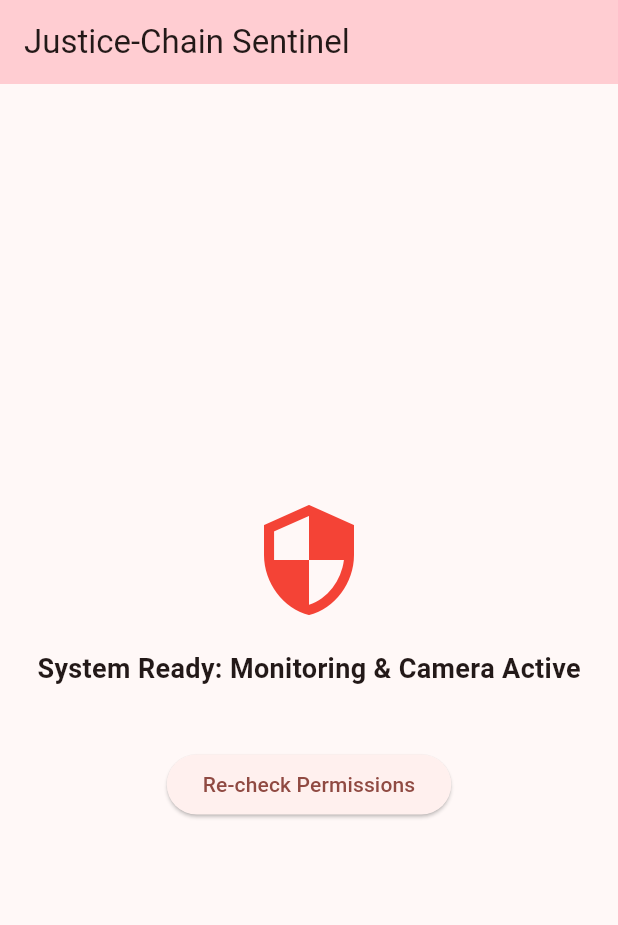
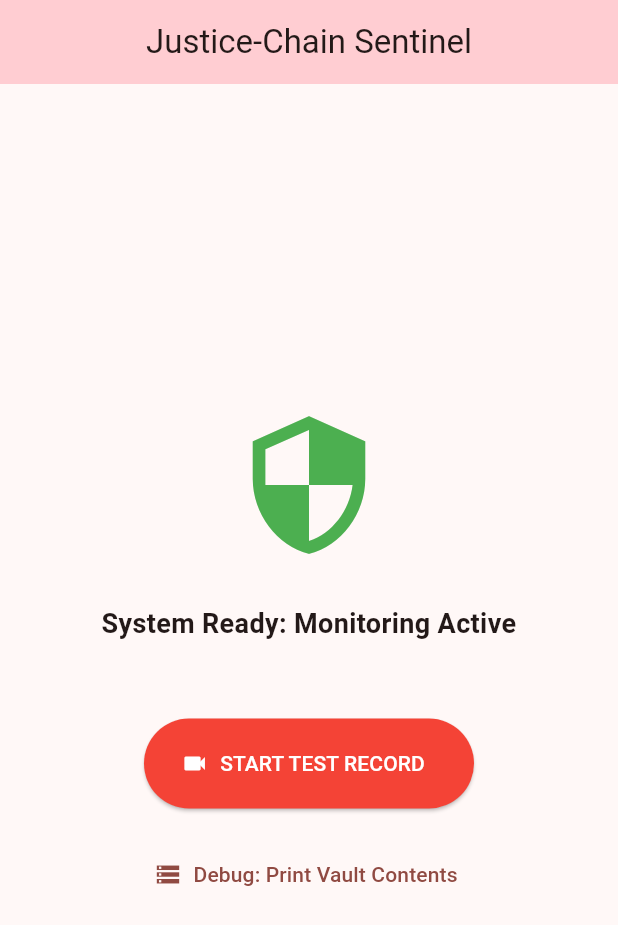
Before and after one commit to Shrijani08/Justice-Chain, a Flutter app: the screen it shows after launch, on a phone screen of 412 x 824 dp. Shown: the top 925 px of the screen. Run offline on Flutter 3.47's test engine with Material 3 defaults, Android fonts, the phone set to English and light mode, and no system bars; our stand-ins replace camera, hive, hive_flutter, logger, permission_handler, signals_flutter; accounts and stored records are empty.

Commit message:
Verified internal storage paths and confirmed SHA-256 integrity

```diff
--- /dev/null
+++ b/lib/core/app_services.dart
@@ -0,0 +1,22 @@
+import 'package:hive_flutter/hive_flutter.dart';
+import 'package:logger/logger.dart';
+
+// Global logger accessible anywhere
+final logger = Logger(
+  printer: PrettyPrinter(
+    methodCount: 0,
+    errorMethodCount: 5,
+    lineLength: 50,
+    colors: true,
+    printEmojis: true,
+  ),
+);
+
+class AppServices {
+  static Future<void> init() async {
+    logger.i("Initializing App Services...");
+    await Hive.initFlutter();
+    await Hive.openBox('vault_box'); // Our local cache for evidence info
+    logger.i("Hive and Logger ready.");
+  }
+}
--- /dev/null
+++ b/lib/logic/safety_signals.dart
@@ -0,0 +1,6 @@
+import 'package:signals_flutter/signals_flutter.dart';
+
+// Signals act as reactive variables
+final appStatus = signal<String>("Initializing...");
+final isRecording = signal<bool>(false);
+final cameraReady = signal<bool>(false);
--- a/lib/main.dart
+++ b/lib/main.dart
@@ -1,7 +1,14 @@
 import 'package:flutter/material.dart';
-import 'package:permission_handler/permission_handler.dart';
-import 'package:camera/camera.dart';
-void main() {
+import 'core/app_services.dart';
+import 'presentation/home_screen.dart';
+
+void main() async {
+  // Required to ensure Flutter is ready before calling native code (Hive/Camera)
+  WidgetsFlutterBinding.ensureInitialized();
+
+  // Step 1: Initialize Hive and Logger (from your core folder)
+  await AppServices.init();
+
   runApp(const JusticeChainApp());
 }
 
@@ -11,125 +18,14 @@ class JusticeChainApp extends StatelessWidget {
   @override
   Widget build(BuildContext context) {
     return MaterialApp(
+      debugShowCheckedModeBanner: false,
       title: 'Justice-Chain',
       theme: ThemeData(
-        colorScheme: ColorScheme.fromSeed(seedColor: Colors.red), // Emergency theme
+        colorScheme: ColorScheme.fromSeed(seedColor: Colors.red),
         useMaterial3: true,
       ),
+      // We point to our new structured Home Screen
       home: const MainSafetyScreen(),
     );
   }
 }
-
-class MainSafetyScreen extends StatefulWidget {
-  const MainSafetyScreen({super.key});
-
-  @override
-  State<MainSafetyScreen> createState() => _MainSafetyScreenState();
-}
-
-class _MainSafetyScreenState extends State<MainSafetyScreen> {
-  String _statusMessage = "Checking Permissions...";
-  CameraController? _cameraController;
-  List<CameraDescription>? _cameras;
-  bool _isCameraInitialized = false;
-
-  @override
-  void dispose() {
-    // IMPORTANT: Always dispose the controller when the app is closed
-    // to free up the camera for other apps.
-    _cameraController?.dispose();
-    super.dispose();
-  }
-
-  Future<void> _initializeCamera() async {
-    // 1. Get the list of available cameras (front, back, etc.)
-    _cameras = await availableCameras();
-
-    if (_cameras != null && _cameras!.isNotEmpty) {
-      // 2. Initialize the controller using the first camera (usually the back one)
-      // ResolutionPreset.high ensures the evidence is clear for legal use
-      _cameraController = CameraController(
-        _cameras![0],
-        ResolutionPreset.high,
-        enableAudio: true, // Critical for capturing distress audio
-      );
-
-      try {
-        await _cameraController!.initialize();
-        setState(() {
-          _isCameraInitialized = true;
-          _statusMessage = "System Ready: Monitoring & Camera Active";
-        });
-      } catch (e) {
-        setState(() {
-          _statusMessage = "Camera Error: $e";
-        });
-      }
-    }
-  }
-
-  @override
-  void initState() {
-    super.initState();
-    // Step 1: Request permissions immediately when the app starts
-    _initPermissions();
-  }
-
-  Future<void> _initPermissions() async {
-    Map<Permission, PermissionStatus> statuses = await [
-      Permission.camera,
-      Permission.microphone,
-      Permission.storage,
-      Permission.location,
-    ].request();
-
-    if (statuses[Permission.camera]!.isGranted &&
-        statuses[Permission.microphone]!.isGranted) {
-      // Logic: Permissions granted -> Now start the camera hardware
-      await _initializeCamera();
-    } else {
-      setState(() {
-        _statusMessage = "System Error: Permissions Denied";
-      });
-    }
-  }
-
-  @override
-  Widget build(BuildContext context) {
-    return Scaffold(
-      appBar: AppBar(
-        title: const Text("Justice-Chain Sentinel"),
-        backgroundColor: Colors.red.shade100,
-      ),
-      body: Center(
-        child: Column(
-          mainAxisAlignment: MainAxisAlignment.center,
-          children: [
-            const Icon(Icons.security, size: 80, color: Colors.red),
-            const SizedBox(height: 20),
-            Text(
-              _statusMessage,
-              style: const TextStyle(fontSize: 18, fontWeight: FontWeight.bold),
-            ),
-            const SizedBox(height: 40),
-            ElevatedButton(
-              onPressed: _initPermissions,
-              child: const Text("Re-check Permissions"),
-            )
-          ],
-        ),
-      ),
-    );
-  }
-}
-
-/*App starts →
-initState() runs →
-Permissions requested →
-If granted → System Ready
-Else → Error message*/
-
-/*This file initializes the app and ensures all critical permissions like camera and microphone are granted before enabling the core functionality.
-It uses a StatefulWidget to dynamically update the UI based on permission status.
- The initState method triggers permission requests at startup, and depending on the result, the system either enters monitoring mode or shows an error.”*/
--- /dev/null
+++ b/lib/presentation/home_screen.dart
@@ -0,0 +1,210 @@
+import 'dart:io';
+import 'package:flutter/material.dart';
+import 'package:signals_flutter/signals_flutter.dart';
+import 'package:permission_handler/permission_handler.dart';
+import 'package:camera/camera.dart';
+import 'package:crypto/crypto.dart';
+import 'package:hive/hive.dart';
+import '../logic/safety_signals.dart';
+import '../core/app_services.dart';
+
+class MainSafetyScreen extends StatefulWidget {
+  const MainSafetyScreen({super.key});
+
+  @override
+  State<MainSafetyScreen> createState() => _MainSafetyScreenState();
+}
+
+class _MainSafetyScreenState extends State<MainSafetyScreen> {
+  CameraController? _cameraController;
+
+  @override
+  void initState() {
+    super.initState();
+    _initPermissions();
+  }
+
+  @override
+  void dispose() {
+    _cameraController?.dispose();
+    super.dispose();
+  }
+
+  // --- PERMISSIONS & INITIALIZATION ---
+
+  Future<void> _initPermissions() async {
+    logger.i("Requesting Permissions...");
+    appStatus.value = "Checking Permissions...";
+
+    Map<Permission, PermissionStatus> statuses = await [
+      Permission.camera,
+      Permission.microphone,
+      Permission.storage,
+      Permission.location,
+    ].request();
+
+    if (statuses[Permission.camera]!.isGranted &&
+        statuses[Permission.microphone]!.isGranted) {
+      logger.i("Permissions Granted.");
+      await _initializeCamera();
+    } else {
+      logger.w("Permissions Denied.");
+      appStatus.value = "System Error: Permissions Denied";
+    }
+  }
+
+  Future<void> _initializeCamera() async {
+    try {
+      final cameras = await availableCameras();
+      if (cameras.isNotEmpty) {
+        _cameraController = CameraController(
+          cameras[0],
+          ResolutionPreset.high,
+          enableAudio: true,
+        );
+
+        await _cameraController!.initialize();
+        cameraReady.value = true;
+        appStatus.value = "System Ready: Monitoring Active";
+        logger.i("Camera Hardware Initialized.");
+      }
+    } catch (e) {
+      logger.e("Camera Initialization Failed: $e");
+      appStatus.value = "Camera Error: $e";
+    }
+  }
+
+  // --- RECORDING LOGIC ---
+
+  Future<void> startEmergencyRecording() async {
+    if (_cameraController == null || !_cameraController!.value.isInitialized) {
+      logger.e("Recording failed: Camera not initialized");
+      return;
+    }
+    try {
+      await _cameraController!.startVideoRecording();
+      isRecording.value = true;
+      appStatus.value = "⚠️ RECORDING EVIDENCE...";
+      logger.w("Emergency Recording Started!");
+    } catch (e) {
+      logger.e("Failed to start recording: $e");
+    }
+  }
+
+  Future<void> stopEmergencyRecording() async {
+    if (_cameraController == null || !_cameraController!.value.isRecordingVideo) return;
+    try {
+      XFile videoFile = await _cameraController!.stopVideoRecording();
+      isRecording.value = false;
+      await _secureEvidence(videoFile.path);
+      logger.i("Recording Saved to: ${videoFile.path}");
+    } catch (e) {
+      logger.e("Failed to stop: $e");
+    }
+  }
+
+  // --- SECURITY & CACHING (THE VAULT) ---
+
+  Future<void> _secureEvidence(String filePath) async {
+    try {
+      appStatus.value = "Sealing Evidence...";
+
+      // Calculate SHA-256 Hash
+      final bytes = await File(filePath).readAsBytes();
+      final hash = sha256.convert(bytes).toString();
+
+      // Store metadata in Hive
+      var vaultBox = Hive.box('vault_box');
+      await vaultBox.add({
+        'path': filePath,
+        'hash': hash,
+        'timestamp': DateTime.now().toIso8601String(),
+        'status': 'locally_secured',
+      });
+
+      logger.i("Fingerprint Generated: $hash");
+      appStatus.value = "Evidence Secured & Fingerprinted.";
+    } catch (e) {
+      logger.e("Securing evidence failed: $e");
+      appStatus.value = "Security Error: Hash Failed";
+    }
+  }
+
+  // --- DEBUG TOOLS ---
+
+  void _debugPrintVault() {
+    var vaultBox = Hive.box('vault_box');
+    logger.i("--- VAULT CONTENTS (${vaultBox.length} items) ---");
+
+    for (var i = 0; i < vaultBox.length; i++) {
+      final data = vaultBox.getAt(i);
+      logger.d("Item $i: Hash: ${data['hash'].toString().substring(0, 15)}... | Path: ${data['path']}");
+    }
+  }
+
+  @override
+  Widget build(BuildContext context) {
+    final currentStatus = appStatus.watch(context);
+    final isRecordingActive = isRecording.watch(context);
+    final isReady = cameraReady.watch(context);
+
+    return Scaffold(
+      appBar: AppBar(
+        title: const Text("Justice-Chain Sentinel"),
+        backgroundColor: Colors.red.shade100,
+        centerTitle: true,
+      ),
+      body: Center(
+        child: Column(
+          mainAxisAlignment: MainAxisAlignment.center,
+          children: [
+            // Status Icon
+            Icon(
+              isRecordingActive ? Icons.fiber_manual_record : Icons.security,
+              size: 100,
+              color: isRecordingActive ? Colors.red : (isReady ? Colors.green : Colors.grey),
+            ),
+            const SizedBox(height: 30),
+
+            // Status Text
+            Padding(
+              padding: const EdgeInsets.symmetric(horizontal: 20),
+              child: Text(
+                currentStatus,
+                textAlign: TextAlign.center,
+                style: const TextStyle(fontSize: 18, fontWeight: FontWeight.bold),
+              ),
+            ),
+            const SizedBox(height: 50),
+
+            // Control Buttons
+            if (isReady) ...[
+              ElevatedButton.icon(
+                onPressed: isRecordingActive ? stopEmergencyRecording : startEmergencyRecording,
+                icon: Icon(isRecordingActive ? Icons.stop : Icons.videocam),
+                label: Text(isRecordingActive ? "STOP RECORDING" : "START TEST RECORD"),
+                style: ElevatedButton.styleFrom(
+                  backgroundColor: isRecordingActive ? Colors.black : Colors.red,
+                  foregroundColor: Colors.white,
+                  minimumSize: const Size(220, 60),
+                ),
+              ),
+              const SizedBox(height: 20),
+              TextButton.icon(
+                onPressed: _debugPrintVault,
+                icon: const Icon(Icons.storage),
+                label: const Text("Debug: Print Vault Contents"),
+              ),
+            ] else ...[
+              ElevatedButton.icon(
+                onPressed: _initPermissions,
+                icon: const Icon(Icons.refresh),
+                label: const Text("Initialize System"),
+              ),
+            ],
+          ],
+        ),
+      ),
+    );
+  }
+}
--- a/pubspec.yaml
+++ b/pubspec.yaml
@@ -30,6 +30,12 @@ environment:
 dependencies:
   flutter:
     sdk: flutter
+  # State Management & Caching
+  signals_flutter: ^6.3.0
+  hive_flutter: ^1.1.0
+
+  # Debugging
+  logger: ^2.4.0
   camera: ^0.10.5          # To control the lens
   path_provider: ^2.1.1    # To find a safe place to save the video
   permission_handler: ^11.0.1 # To ask the user for permission
```
Also changed, not shown: pubspec.lock, 1 other file.
